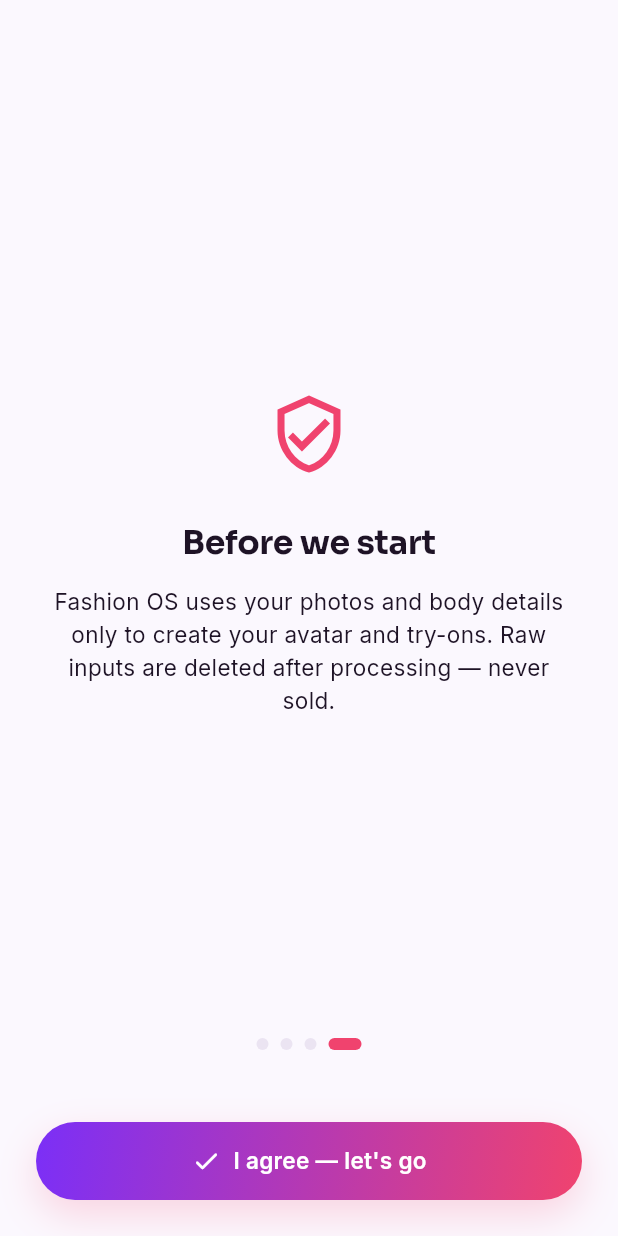
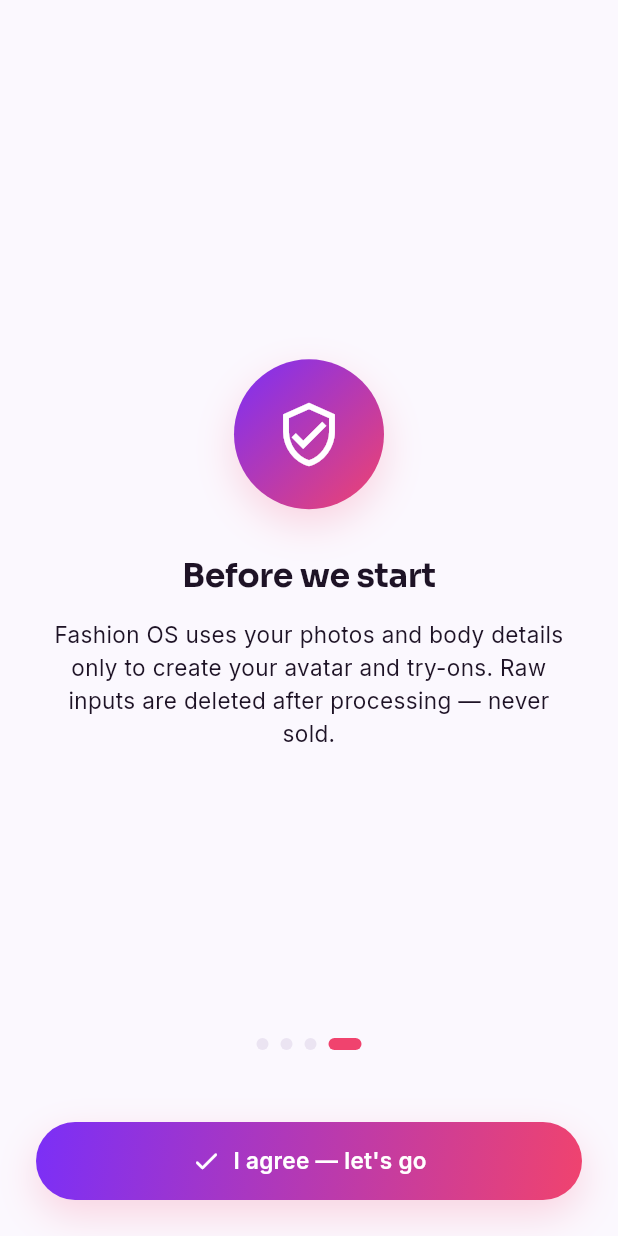
Before and after one commit to getRabbi/wear-the-mood, a Flutter app: the screen it shows after launch, after a tap on "Skip", on a phone screen of 412 x 824 dp. Run offline on Flutter 3.47's test engine with Material 3 defaults, Android fonts, the phone set to English and light mode, and no system bars; our stand-ins replace cached_network_image, dio, firebase_core, firebase_messaging, flutter_image_compress, flutter_riverpod and 8 more; missing offline and left inert: google_mlkit_pose_detection, posthog_flutter; accounts and stored records are empty; generated files the repository leaves out were written again; network calls fail.

Commit message:
feat(ui): deep-polish Home + Onboarding
- Home: time-based greeting header, stylist cards get a soft lilac icon tile,
  a gentle fade-rise entrance on the hero
- Onboarding: value + consent icons now sit in a glowing violet→pink gradient
  circle for a premium first impression

Co-Authored-By: Claude Opus 4.8 <noreply@anthropic.com>

```diff
--- a/app/lib/features/onboarding/onboarding_screen.dart
+++ b/app/lib/features/onboarding/onboarding_screen.dart
@@ -142,10 +142,11 @@ class _ValuePage extends StatelessWidget {
             width: 132,
             height: 132,
             decoration: const BoxDecoration(
-              color: AppColors.accentSoft,
+              gradient: AppGradients.brand,
               shape: BoxShape.circle,
+              boxShadow: AppShadow.accentGlow,
             ),
-            child: Icon(icon, size: 56, color: AppColors.accent),
+            child: Icon(icon, size: 56, color: Colors.white),
           ),
           const SizedBox(height: AppSpace.xl),
           Text(title, style: text.displaySmall, textAlign: TextAlign.center),
@@ -171,10 +172,19 @@ class _ConsentPage extends StatelessWidget {
       child: Column(
         mainAxisAlignment: MainAxisAlignment.center,
         children: [
-          const Icon(
-            Icons.verified_user_outlined,
-            size: 56,
-            color: AppColors.accent,
+          Container(
+            width: 100,
+            height: 100,
+            decoration: const BoxDecoration(
+              gradient: AppGradients.brand,
+              shape: BoxShape.circle,
+              boxShadow: AppShadow.accentGlow,
+            ),
+            child: const Icon(
+              Icons.verified_user_outlined,
+              size: 46,
+              color: Colors.white,
+            ),
           ),
           const SizedBox(height: AppSpace.xl),
           Text(title, style: text.headlineSmall, textAlign: TextAlign.center),
--- a/app/lib/l10n/app_en.arb
+++ b/app/lib/l10n/app_en.arb
@@ -25,6 +25,12 @@
     "description": "Default title for an empty state."
   },
 
+  "homeGreetingMorning": "GOOD MORNING",
+  "@homeGreetingMorning": { "description": "Home greeting before noon." },
+  "homeGreetingAfternoon": "GOOD AFTERNOON",
+  "@homeGreetingAfternoon": { "description": "Home greeting in the afternoon." },
+  "homeGreetingEvening": "GOOD EVENING",
+  "@homeGreetingEvening": { "description": "Home greeting in the evening." },
   "homeTryOnTitle": "Try it on",
   "@homeTryOnTitle": {
     "description": "Home hero card title for the try-on feature."
--- a/app/lib/l10n/app_localizations.dart
+++ b/app/lib/l10n/app_localizations.dart
@@ -130,6 +130,24 @@ abstract class AppLocalizations {
   /// **'Nothing here yet'**
   String get emptyGenericTitle;
 
+  /// Home greeting before noon.
+  ///
+  /// In en, this message translates to:
+  /// **'GOOD MORNING'**
+  String get homeGreetingMorning;
+
+  /// Home greeting in the afternoon.
+  ///
+  /// In en, this message translates to:
+  /// **'GOOD AFTERNOON'**
+  String get homeGreetingAfternoon;
+
+  /// Home greeting in the evening.
+  ///
+  /// In en, this message translates to:
+  /// **'GOOD EVENING'**
+  String get homeGreetingEvening;
+
   /// Home hero card title for the try-on feature.
   ///
   /// In en, this message translates to:
```
Also changed, not shown: app/lib/features/home/home_screen.dart (+74 -9 lines), app/lib/l10n/app_localizations_en.dart (+9 -0 lines).
